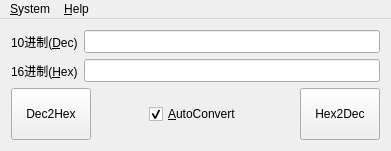
This is mainwindow.ui in Qunero/CodeExploreAssistant as Qt 5 draws it before an edit. The edited form follows.
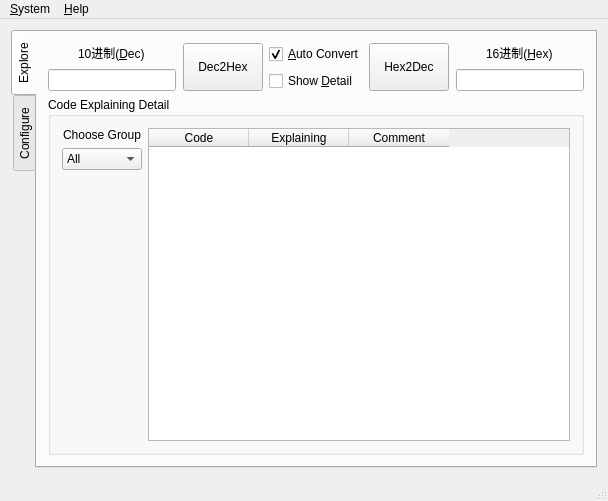
This is the edited form.

Commit message: Add UI for Explore, and refined the input validator

Diff of the .ui file:
```diff
--- a/mainwindow.ui
+++ b/mainwindow.ui
@@ -6,18 +6,48 @@
    <rect>
     <x>0</x>
     <y>0</y>
-    <width>391</width>
-    <height>151</height>
+    <width>608</width>
+    <height>501</height>
    </rect>
   </property>
   <property name="windowTitle">
    <string>CodeExploreAssistant</string>
   </property>
   <widget class="QWidget" name="centralWidget">
-   <layout class="QVBoxLayout" name="verticalLayout">
-    <item>
      <layout class="QGridLayout" name="gridLayout">
       <item row="0" column="0">
+     <widget class="QTabWidget" name="tabWidget">
+      <property name="tabPosition">
+       <enum>QTabWidget::West</enum>
+      </property>
+      <property name="currentIndex">
+       <number>0</number>
+      </property>
+      <widget class="QWidget" name="tab_explore">
+       <attribute name="title">
+        <string>Explore</string>
+       </attribute>
+       <layout class="QVBoxLayout" name="verticalLayout_5">
+        <item>
+         <layout class="QHBoxLayout" name="horizontalLayout_4">
+          <item>
+           <layout class="QVBoxLayout" name="verticalLayout_2">
+            <item>
+             <layout class="QHBoxLayout" name="horizontalLayout_2">
+              <item>
+               <spacer name="horizontalSpacer_3">
+                <property name="orientation">
+                 <enum>Qt::Horizontal</enum>
+                </property>
+                <property name="sizeHint" stdset="0">
+                 <size>
+                  <width>40</width>
+                  <height>20</height>
+                 </size>
+                </property>
+               </spacer>
+              </item>
+              <item>
        <widget class="QLabel" name="label_dec">
         <property name="sizePolicy">
          <sizepolicy hsizetype="Preferred" vsizetype="Preferred">
@@ -33,7 +63,22 @@
         </property>
        </widget>
       </item>
-      <item row="0" column="1">
+              <item>
+               <spacer name="horizontalSpacer_4">
+                <property name="orientation">
+                 <enum>Qt::Horizontal</enum>
+                </property>
+                <property name="sizeHint" stdset="0">
+                 <size>
+                  <width>40</width>
+                  <height>20</height>
+                 </size>
+                </property>
+               </spacer>
+              </item>
+             </layout>
+            </item>
+            <item>
        <widget class="QLineEdit" name="lineEdit_dec">
         <property name="sizePolicy">
          <sizepolicy hsizetype="Expanding" vsizetype="Preferred">
@@ -41,31 +86,11 @@
           <verstretch>0</verstretch>
          </sizepolicy>
         </property>
-       </widget>
-      </item>
-      <item row="1" column="0">
-       <widget class="QLabel" name="label_hex">
-        <property name="sizePolicy">
-         <sizepolicy hsizetype="Preferred" vsizetype="Preferred">
-          <horstretch>0</horstretch>
-          <verstretch>0</verstretch>
-         </sizepolicy>
-        </property>
-        <property name="text">
-         <string>16进制(&amp;Hex)</string>
-        </property>
-        <property name="buddy">
-         <cstring>lineEdit_hex</cstring>
-        </property>
-       </widget>
-      </item>
-      <item row="1" column="1">
-       <widget class="QLineEdit" name="lineEdit_hex">
-        <property name="sizePolicy">
-         <sizepolicy hsizetype="Expanding" vsizetype="Preferred">
-          <horstretch>0</horstretch>
-          <verstretch>0</verstretch>
-         </sizepolicy>
+              <property name="minimumSize">
+               <size>
+                <width>128</width>
+                <height>0</height>
+               </size>
         </property>
        </widget>
       </item>
@@ -73,13 +98,29 @@
     </item>
     <item>
      <layout class="QHBoxLayout" name="horizontalLayout">
+            <item>
+             <spacer name="horizontalSpacer">
+              <property name="orientation">
+               <enum>Qt::Horizontal</enum>
+              </property>
+              <property name="sizeType">
+               <enum>QSizePolicy::Preferred</enum>
+              </property>
+              <property name="sizeHint" stdset="0">
+               <size>
+                <width>40</width>
+                <height>20</height>
+               </size>
+              </property>
+             </spacer>
+            </item>
       <item>
        <widget class="QPushButton" name="pushButtonConvertDec2Hex">
         <property name="enabled">
          <bool>true</bool>
         </property>
         <property name="sizePolicy">
-         <sizepolicy hsizetype="Minimum" vsizetype="Preferred">
+               <sizepolicy hsizetype="Preferred" vsizetype="Preferred">
           <horstretch>0</horstretch>
           <verstretch>0</verstretch>
          </sizepolicy>
@@ -96,18 +137,7 @@
        </widget>
       </item>
       <item>
-       <spacer name="horizontalSpacer">
-        <property name="orientation">
-         <enum>Qt::Horizontal</enum>
-        </property>
-        <property name="sizeHint" stdset="0">
-         <size>
-          <width>40</width>
-          <height>20</height>
-         </size>
-        </property>
-       </spacer>
-      </item>
+             <layout class="QVBoxLayout" name="verticalLayout">
       <item>
        <widget class="QCheckBox" name="checkBox_autoConvert">
         <property name="sizePolicy">
@@ -116,8 +146,14 @@
           <verstretch>0</verstretch>
          </sizepolicy>
         </property>
+                <property name="minimumSize">
+                 <size>
+                  <width>94</width>
+                  <height>0</height>
+                 </size>
+                </property>
         <property name="text">
-         <string>&amp;AutoConvert</string>
+                 <string>&amp;Auto Convert</string>
         </property>
         <property name="checked">
          <bool>true</bool>
@@ -125,22 +161,18 @@
        </widget>
       </item>
       <item>
-       <spacer name="horizontalSpacer_2">
-        <property name="orientation">
-         <enum>Qt::Horizontal</enum>
-        </property>
-        <property name="sizeHint" stdset="0">
-         <size>
-          <width>40</width>
-          <height>20</height>
-         </size>
-        </property>
-       </spacer>
+               <widget class="QCheckBox" name="checkBox_showDetail">
+                <property name="text">
+                 <string>Show &amp;Detail</string>
+                </property>
+               </widget>
+              </item>
+             </layout>
       </item>
       <item>
        <widget class="QPushButton" name="pushButtonConvertHex2Dec">
         <property name="sizePolicy">
-         <sizepolicy hsizetype="Minimum" vsizetype="Preferred">
+               <sizepolicy hsizetype="Preferred" vsizetype="Preferred">
           <horstretch>0</horstretch>
           <verstretch>0</verstretch>
          </sizepolicy>
@@ -150,7 +182,185 @@
         </property>
        </widget>
       </item>
-     </layout>
+            <item>
+             <spacer name="horizontalSpacer_2">
+              <property name="orientation">
+               <enum>Qt::Horizontal</enum>
+              </property>
+              <property name="sizeType">
+               <enum>QSizePolicy::Preferred</enum>
+              </property>
+              <property name="sizeHint" stdset="0">
+               <size>
+                <width>40</width>
+                <height>20</height>
+               </size>
+              </property>
+             </spacer>
+            </item>
+           </layout>
+          </item>
+          <item>
+           <layout class="QVBoxLayout" name="verticalLayout_3">
+            <item>
+             <layout class="QHBoxLayout" name="horizontalLayout_3">
+              <item>
+               <spacer name="horizontalSpacer_5">
+                <property name="orientation">
+                 <enum>Qt::Horizontal</enum>
+                </property>
+                <property name="sizeHint" stdset="0">
+                 <size>
+                  <width>40</width>
+                  <height>20</height>
+                 </size>
+                </property>
+               </spacer>
+              </item>
+              <item>
+               <widget class="QLabel" name="label_hex">
+                <property name="sizePolicy">
+                 <sizepolicy hsizetype="Preferred" vsizetype="Preferred">
+                  <horstretch>0</horstretch>
+                  <verstretch>0</verstretch>
+                 </sizepolicy>
+                </property>
+                <property name="text">
+                 <string>16进制(&amp;Hex)</string>
+                </property>
+                <property name="buddy">
+                 <cstring>lineEdit_hex</cstring>
+                </property>
+               </widget>
+              </item>
+              <item>
+               <spacer name="horizontalSpacer_6">
+                <property name="orientation">
+                 <enum>Qt::Horizontal</enum>
+                </property>
+                <property name="sizeHint" stdset="0">
+                 <size>
+                  <width>40</width>
+                  <height>20</height>
+                 </size>
+                </property>
+               </spacer>
+              </item>
+             </layout>
+            </item>
+            <item>
+             <widget class="QLineEdit" name="lineEdit_hex">
+              <property name="sizePolicy">
+               <sizepolicy hsizetype="Expanding" vsizetype="Preferred">
+                <horstretch>0</horstretch>
+                <verstretch>0</verstretch>
+               </sizepolicy>
+              </property>
+              <property name="minimumSize">
+               <size>
+                <width>128</width>
+                <height>0</height>
+               </size>
+              </property>
+             </widget>
+            </item>
+           </layout>
+          </item>
+         </layout>
+        </item>
+        <item>
+         <widget class="QGroupBox" name="groupBox">
+          <property name="title">
+           <string>Code Explaining Detail</string>
+          </property>
+          <layout class="QHBoxLayout" name="horizontalLayout_5">
+           <item>
+            <layout class="QVBoxLayout" name="verticalLayout_4">
+             <item>
+              <widget class="QLabel" name="label_chooseGroup">
+               <property name="text">
+                <string>Choose Group</string>
+               </property>
+               <property name="alignment">
+                <set>Qt::AlignCenter</set>
+               </property>
+              </widget>
+             </item>
+             <item>
+              <widget class="QComboBox" name="comboBox_chooseGroup">
+               <property name="minimumSize">
+                <size>
+                 <width>80</width>
+                 <height>0</height>
+                </size>
+               </property>
+               <property name="editable">
+                <bool>false</bool>
+               </property>
+               <property name="duplicatesEnabled">
+                <bool>false</bool>
+               </property>
+               <item>
+                <property name="text">
+                 <string>All</string>
+                </property>
+               </item>
+              </widget>
+             </item>
+             <item>
+              <spacer name="verticalSpacer">
+               <property name="orientation">
+                <enum>Qt::Vertical</enum>
+               </property>
+               <property name="sizeHint" stdset="0">
+                <size>
+                 <width>20</width>
+                 <height>40</height>
+                </size>
+               </property>
+              </spacer>
+             </item>
+            </layout>
+           </item>
+           <item>
+            <widget class="QTableWidget" name="tableWidget_codeDetail">
+             <column>
+              <property name="text">
+               <string>Code</string>
+              </property>
+              <property name="textAlignment">
+               <set>AlignHCenter|AlignVCenter|AlignCenter</set>
+              </property>
+             </column>
+             <column>
+              <property name="text">
+               <string>Explaining</string>
+              </property>
+              <property name="textAlignment">
+               <set>AlignHCenter|AlignVCenter|AlignCenter</set>
+              </property>
+             </column>
+             <column>
+              <property name="text">
+               <string>Comment</string>
+              </property>
+              <property name="textAlignment">
+               <set>AlignHCenter|AlignVCenter|AlignCenter</set>
+              </property>
+             </column>
+            </widget>
+           </item>
+          </layout>
+         </widget>
+        </item>
+       </layout>
+      </widget>
+      <widget class="QWidget" name="tab_configure">
+       <attribute name="title">
+        <string>Configure</string>
+       </attribute>
+      </widget>
+     </widget>
     </item>
    </layout>
   </widget>
@@ -159,7 +369,7 @@
     <rect>
      <x>0</x>
      <y>0</y>
-     <width>391</width>
+     <width>608</width>
      <height>23</height>
     </rect>
    </property>
@@ -178,6 +388,7 @@
    <addaction name="menuSetting"/>
    <addaction name="menuAbout"/>
   </widget>
+  <widget class="QStatusBar" name="statusBar"/>
   <action name="action_Quit">
    <property name="text">
     <string>&amp;Quit</string>
```
Lines whose indentation alone changed are shown as unchanged. The commit also changes 2 other files.
